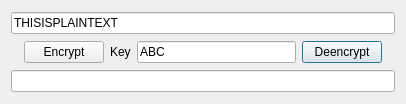
Before: the Qt Designer form Tools/ToolVigenereCipher/qtvigenereciphermaindialog.ui in richelbilderbeek/ProjectRichelBilderbeek, drawn with Qt 5.
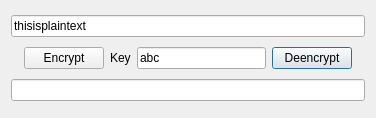
After: the same form once the commit is applied. Icons and pictures are not drawn.

Diff of the .ui file:
```diff
--- a/Tools/ToolVigenereCipher/qtvigenereciphermaindialog.ui
+++ b/Tools/ToolVigenereCipher/qtvigenereciphermaindialog.ui
@@ -6,8 +6,8 @@
    <rect>
     <x>0</x>
     <y>0</y>
-    <width>406</width>
-    <height>104</height>
+    <width>376</width>
+    <height>118</height>
    </rect>
   </property>
   <property name="windowTitle">
@@ -55,7 +55,7 @@
    <item row="0" column="0" colspan="6">
     <widget class="QLineEdit" name="edit_plaintext">
      <property name="text">
-      <string>THISISPLAINTEXT</string>
+      <string>thisisplaintext</string>
      </property>
     </widget>
    </item>
@@ -72,7 +72,7 @@
    <item row="1" column="3">
     <widget class="QLineEdit" name="box_key">
      <property name="text">
-      <string>ABC</string>
+      <string>abc</string>
      </property>
     </widget>
    </item>
```
